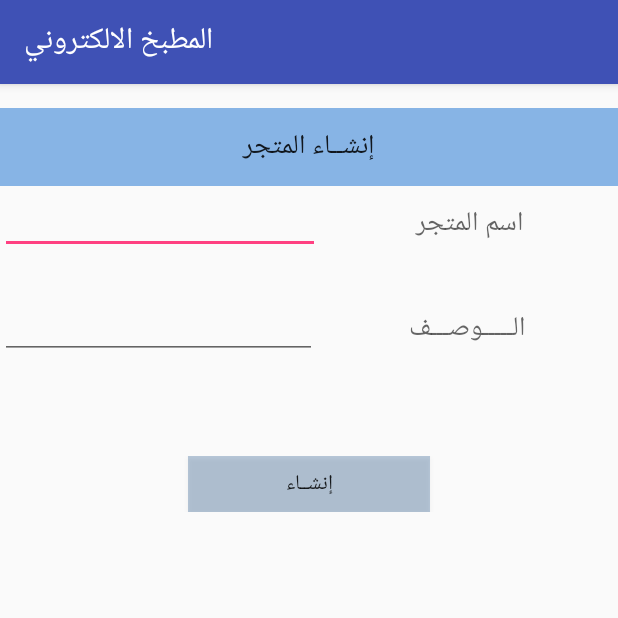
After one commit to rahmony/ElectronicKitchen, an Android app: the CreateStoreActivity screen opened directly, with no data from a screen before it, on a phone screen of 412 x 824 dp, the top half of it. The commit adds this screen. Run offline under Robolectric (Android 15) with nearby library versions, the phone set to English and light mode, and no system bars.

Commit message:
Creation Store

```diff
--- /dev/null
+++ b/app/src/main/java/net/rahmony/electronickitchen/CreateStoreActivity.java
@@ -0,0 +1,13 @@
+package net.rahmony.electronickitchen;
+
+import android.support.v7.app.AppCompatActivity;
+import android.os.Bundle;
+
+public class CreateStoreActivity extends AppCompatActivity {
+
+    @Override
+    protected void onCreate(Bundle savedInstanceState) {
+        super.onCreate(savedInstanceState);
+        setContentView(R.layout.activity_create_store);
+    }
+}
--- /dev/null
+++ b/app/src/main/res/layout/activity_create_store.xml
@@ -0,0 +1,119 @@
+<?xml version="1.0" encoding="utf-8"?>
+<GridLayout xmlns:android="http://schemas.android.com/apk/res/android"
+    xmlns:tools="http://schemas.android.com/tools"
+    android:layout_width="match_parent"
+    android:layout_height="match_parent"
+    android:paddingTop="@dimen/activity_vertical_margin"
+    tools:context="net.rahmony.electronickitchen.CreateStoreActivity"
+    android:columnCount="1"
+    android:rowCount="3">
+
+    <LinearLayout
+        android:orientation="horizontal"
+        android:layout_width="match_parent"
+        android:layout_height="wrap_content"
+        android:layout_column="0"
+        android:layout_row="0"
+        android:baselineAligned="false">
+
+        <TextView
+            android:layout_width="wrap_content"
+            android:layout_height="52dp"
+            android:textAppearance="?android:attr/textAppearanceLarge"
+            android:text="@string/store_creation"
+            android:id="@+id/textView"
+            android:layout_weight="1"
+            android:background="#7d0f6ace"
+            android:gravity="center"
+            android:textIsSelectable="false"
+            android:textSize="@dimen/abc_dialog_padding_top_material" />
+    </LinearLayout>
+
+    <GridLayout
+        android:layout_width="match_parent"
+        android:layout_height="180dp"
+        android:columnCount="1"
+        android:rowCount="2"
+        android:clickable="false"
+        android:layout_column="0"
+        android:layout_row="1">
+
+        <LinearLayout
+            android:orientation="horizontal"
+            android:layout_width="match_parent"
+            android:layout_height="70dp"
+            android:layout_column="0"
+            android:layout_row="0">
+
+            <EditText
+                android:layout_width="150dp"
+                android:layout_height="wrap_content"
+                android:id="@+id/et_store_create_store_name"
+                android:layout_column="0"
+                android:layout_row="0"
+                android:layout_rowWeight="1"
+                android:layout_columnWeight="1"
+                android:layout_weight="0.5"
+                android:allowUndo="false" />
+
+            <TextView
+                android:layout_width="wrap_content"
+                android:layout_height="wrap_content"
+                android:textAppearance="?android:attr/textAppearanceMedium"
+                android:text="@string/store_name"
+                android:id="@+id/text_store_create_store_name"
+                android:layout_column="1"
+                android:layout_row="0"
+                android:layout_rowWeight="1"
+                android:gravity="center_horizontal"
+                android:layout_weight="1" />
+        </LinearLayout>
+
+        <LinearLayout
+            android:orientation="horizontal"
+            android:layout_width="match_parent"
+            android:layout_height="70dp"
+            android:layout_row="1"
+            android:layout_column="0">
+
+            <EditText
+                android:layout_width="150dp"
+                android:layout_height="wrap_content"
+                android:id="@+id/et_store_create_store_description"
+                android:layout_column="0"
+                android:layout_row="1"
+                android:layout_rowWeight="1"
+                android:layout_weight="0.5" />
+
+            <TextView
+                android:layout_width="wrap_content"
+                android:layout_height="wrap_content"
+                android:textAppearance="?android:attr/textAppearanceMedium"
+                android:text="@string/store_description"
+                android:id="@+id/text_store_create_store_description"
+                android:layout_column="1"
+                android:layout_row="1"
+                android:gravity="center_horizontal"
+                android:layout_weight="1" />
+        </LinearLayout>
+
+    </GridLayout>
+
+    <FrameLayout
+        android:layout_width="match_parent"
+        android:layout_height="wrap_content"
+        android:layout_row="2"
+        android:layout_column="0">
+
+        <Button
+            android:layout_width="161dp"
+            android:layout_height="37dp"
+            android:text="@string/store_create"
+            android:id="@+id/btn_store_create"
+            android:layout_gravity="center"
+            android:background="#470e4582"
+            android:onClick="OnClick" />
+
+    </FrameLayout>
+
+</GridLayout>
--- a/app/src/main/res/values/strings.xml
+++ b/app/src/main/res/values/strings.xml
@@ -41,5 +41,8 @@
     <string name="title_activity_store3">StoreActivity3</string>
     <string name="title_activity_costumer3">CostumerActivity3</string>
 
+    <string name="store_create">إنشــاء</string>
+    <string name="store_creation">إنشــاء المتجر</string>
+
 
 </resources>
```
Also changed, not shown: app/src/main/AndroidManifest.xml (+5 -5 lines), app/src/main/java/net/rahmony/electronickitchen/Store.java (added, +19 -0 lines), app/src/main/res/layout/activity_store.xml (+29 -44 lines), 126 other files.
